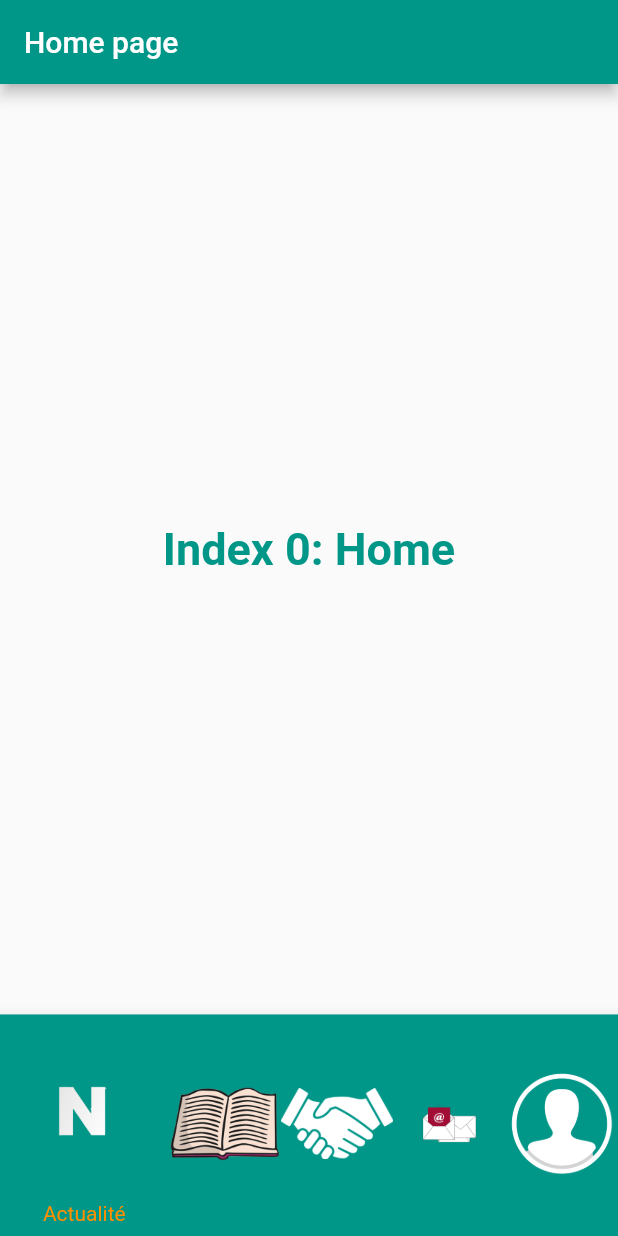
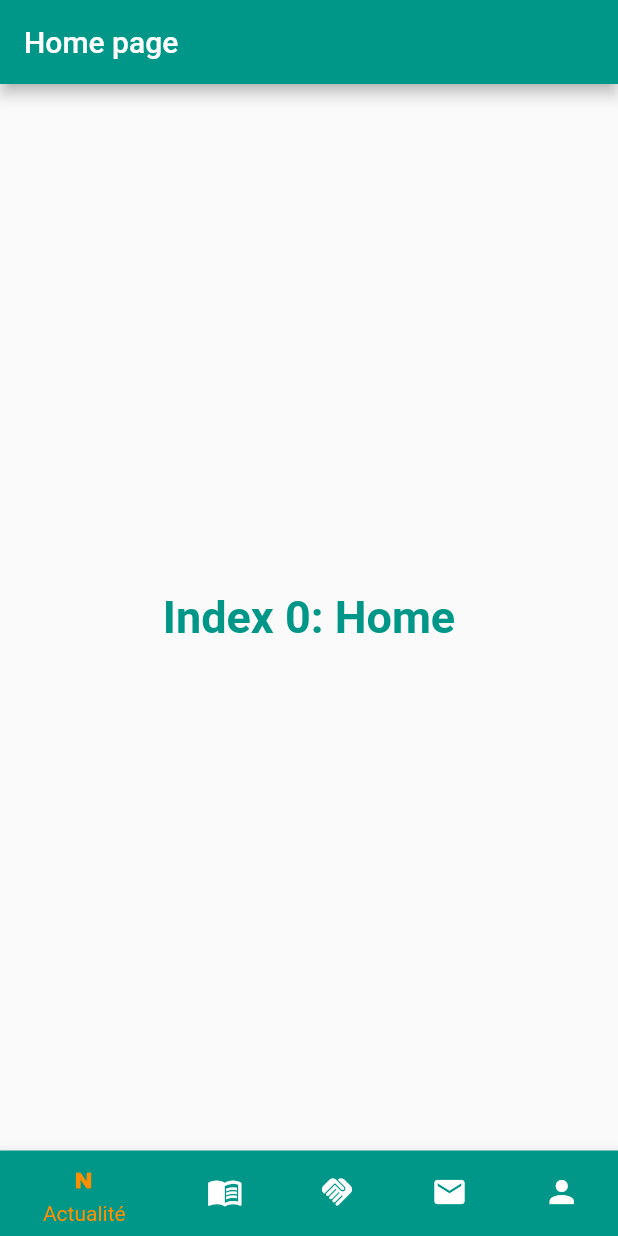
Before and after one commit to kevinlompo/greatcom, a Flutter app: the screen it shows after launch, on a phone screen of 412 x 824 dp. Run offline on Flutter 3.47's test engine with Material 2 defaults, Android fonts, the light colour scheme and no system bars; our stand-ins replace image_picker.

Commit message:
update bottomNavigationBar

```diff
--- a/lib/home_page.dart
+++ b/lib/home_page.dart
@@ -5,30 +5,16 @@ import 'package:greatcom/text_with_style.dart';
 class HomePage extends StatefulWidget {
   @override
   _HomePage createState() => _HomePage();
-
 }
 
 class _HomePage extends State<HomePage> {
   int _selectedIndex = 0;
-  static const TextStyle optionStyle = TextStyle(fontSize: 30, fontWeight: FontWeight.bold, color: Colors.teal);
-  static const List<Widget> _widgetOptions = <Widget>[
-    Text(
-      'Index 0: Home',
-      style: optionStyle,
-    ),
-    Text(
-      'Index 1: Annuaire',
-      style: optionStyle,
-    ),
-    Text(
-      'Index 2: Entraide',
-      style: optionStyle,
-    ),
-    Text(
-      'Index 3: Messagerie',
-      style: optionStyle,
-    ),
-    ProfilePage()
+  static  final List<Widget> _widgetOptions = <Widget>[
+    TextWithStyle(data: 'Index 0: Home', weight: FontWeight.bold, color: Colors.teal, size: 30,),
+    TextWithStyle(data: 'Index 1: Annuaire', weight: FontWeight.bold, color: Colors.teal, size: 30,),
+    TextWithStyle(data: 'Index 2: Entraide', weight: FontWeight.bold, color: Colors.teal, size: 30,),
+    TextWithStyle(data: 'Index 3: Messagerie', weight: FontWeight.bold, color: Colors.teal, size: 30,),
+    const ProfilePage()
   ];
 
   void _onItemTapped(int index) {
@@ -42,63 +28,41 @@ class _HomePage extends State<HomePage> {
     final size = MediaQuery
         .of(context)
         .size;
-    final height = size.height;
-    final width = size.width;
+    final double height = size.height;
+    final double width = size.width;
 
     return Scaffold(
       appBar: AppBar(
         title: Text(title()),
         automaticallyImplyLeading: false,
       ),
-      body: Center (
+      body: Center(
         child: _widgetOptions.elementAt(_selectedIndex),
       ),
-      bottomNavigationBar: BottomNavigationBar(
-        iconSize: 10,
-        backgroundColor: Colors.teal,
-          items: <BottomNavigationBarItem> [
-            BottomNavigationBarItem(icon: Image.asset('images/lettre-n-majuscule.jpg', height: height /7, width: width/5,), label: 'Actualité', backgroundColor: Colors.teal),
-            BottomNavigationBarItem(icon: Image.asset('images/book.jpg',height: height /7, width: width/5,), label: 'Annuaire', backgroundColor: Colors.teal),
-            BottomNavigationBarItem(icon: Image.asset('images/handShake.png',height: height /7, width: width/5,), label: 'Entraide', backgroundColor: Colors.teal),
-            BottomNavigationBarItem(icon: Image.asset('images/Mail.jpg',height: height /7, width: width/5,), label: 'Messagerie', backgroundColor: Colors.teal),
-            BottomNavigationBarItem(icon: Image.asset('images/user.png',height: height / 7, width: width/5,), label: 'Profile', backgroundColor: Colors.teal)
-          ],
-        currentIndex: _selectedIndex,
-        selectedItemColor: Colors.amber[800],
-        onTap: _onItemTapped,
-      )
+      bottomNavigationBar: bottomBar(height: height, width: width),
 
-
-          /*  buildNavBarItem(pathImage: 'images/lettre-n-majuscule.jpg', width: width, height: height, title: 'Actualité'),
-          buildNavBarItem(pathImage: 'images/book.jpg', width: width, height: height, title: ""),
-          buildNavBarItem(pathImage: 'images/handShake.png', width: width, height: height, title: ""),
-          buildNavBarItem(pathImage: 'images/Mail.jpg', width: width, height: height, title: ""),
-          buildNavBarItem(pathImage: 'images/user.png', width: width, height: height, title: "")*/
     );
   }
 
 
 
-/*
-  Container buildNavBarItem( {required String pathImage, required double width, required height, required String title}) {
-    return Container(
-      child: Column(
-        mainAxisAlignment: MainAxisAlignment.spaceEvenly,
-        children: [
-          const Spacer(),
-          Container(
-            height: height/ 6.5,
-            width: width/5,
-            decoration: const BoxDecoration(color: Colors.teal),
-            child:
-            Image.asset(pathImage),
-          ),
-          TextWithStyle(data: title)
+  BottomNavigationBar bottomBar({required double height, required double width}) {
+    Color? selectedColor = Colors.amber[800];
+    return BottomNavigationBar(
+      backgroundColor: Colors.teal,
+      items:  [
+        BottomNavigationBarItem(icon: Image.asset('images/lettre-n-majuscule.jpg', height: 27, color: (_selectedIndex == 0) ? selectedColor : Colors.white,), label: 'Actualité', backgroundColor: Colors.teal),
+        const BottomNavigationBarItem(icon: Icon(Icons.menu_book_outlined), label: 'Annuaire', backgroundColor: Colors.teal),
+        const BottomNavigationBarItem(icon: Icon(Icons.handshake), label: 'Entraide', backgroundColor: Colors.teal),
+        const BottomNavigationBarItem(icon: Icon(Icons.mail), label: 'Messagerie', backgroundColor: Colors.teal,),
+        const BottomNavigationBarItem(icon: Icon(Icons.person), label: 'Profile', backgroundColor: Colors.teal)
       ],
-      ),
+      currentIndex: _selectedIndex,
+      selectedItemColor: selectedColor,
+      onTap: _onItemTapped,
     );
   }
-*/
+
 
   String title() {
     String t = "";
--- a/lib/profile_page.dart
+++ b/lib/profile_page.dart
@@ -64,7 +64,7 @@ class ProfilePageState extends State<ProfilePage> {
             mainAxisSize: MainAxisSize.max,
             children: [
               Card(
-                color: Colors.deepPurpleAccent.shade100,
+                color: Colors.teal.shade100,
                 elevation: 10,
                 child: Container(
                   width: MediaQuery.of(context).size.width,
@@ -93,7 +93,7 @@ class ProfilePageState extends State<ProfilePage> {
                       ),
                       Text("Hobbies: ${myProfile.setHobbies()}"),
                       Text("Langage de programmation favori: ${myProfile.favoritesLang}"),
-                       Text("Parcours: ${myProfile.setParcours()}",),
+                      Text("Parcours: ${myProfile.setParcours()}",),
                     ],
                   ),
                 )
@@ -244,7 +244,7 @@ class ProfilePageState extends State<ProfilePage> {
     return Text(
       text,
       style: const TextStyle(
-          color: Colors.deepPurple,
+          color: Colors.teal,
           fontWeight: FontWeight.bold,
           fontSize: 18
       ),
@@ -252,7 +252,7 @@ class ProfilePageState extends State<ProfilePage> {
   }
 
   Divider separ() {
-    return const Divider(color: Colors.deepPurpleAccent, thickness: 2,);
+    return const Divider(color: Colors.teal, thickness: 2,);
   }
 
   Future getImage({ required source}) async {
```
Lines whose indentation alone changed are shown as unchanged.
